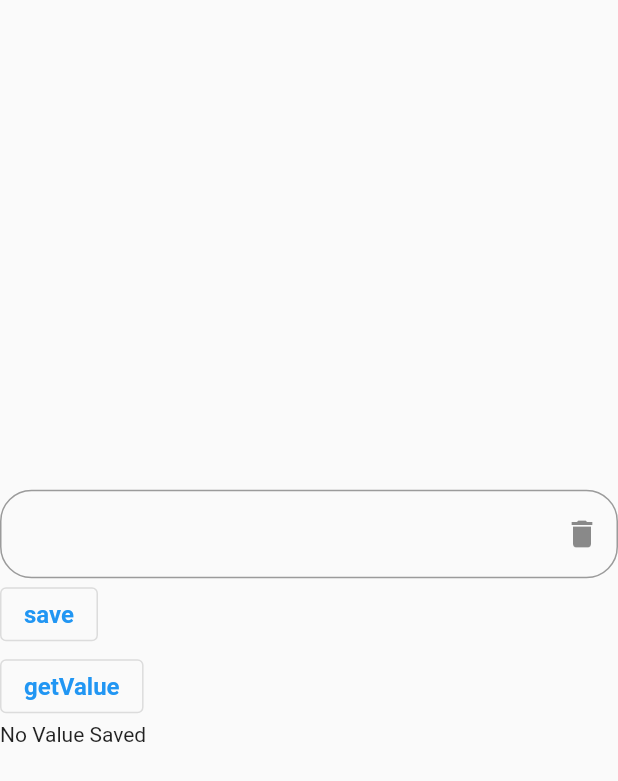
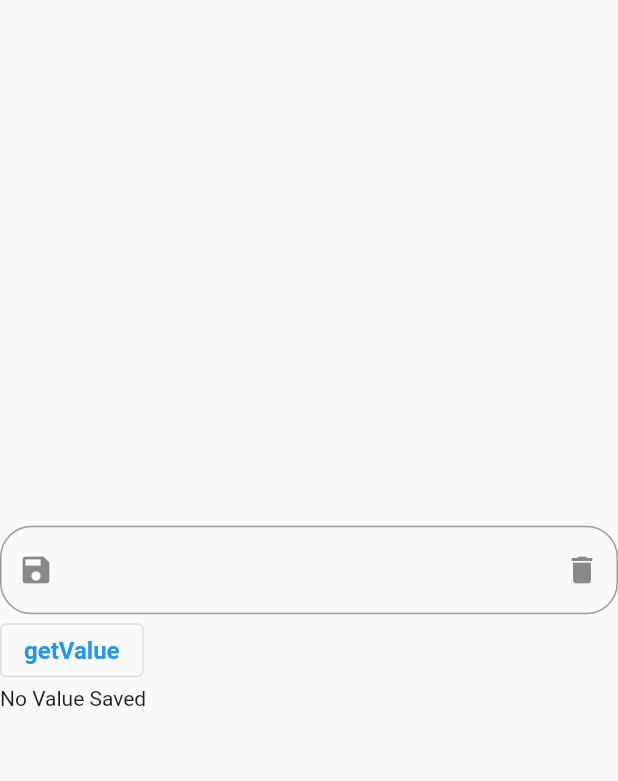
Before and after one commit to panchaniurvisha/my_new_app, a Flutter app: the screen it shows after launch, on a phone screen of 412 x 824 dp. Shown: the top 781 px of the screen. Run offline on Flutter 3.47's test engine with Material 2 defaults, Android fonts, the phone set to English and light mode, and no system bars; our stand-ins replace fluttertoast, image_picker, shared_preferences, video_player; missing offline and left inert: cropperx.

Commit message:
"8/2/2023"

```diff
--- a/lib/sharepreference_screen_two.dart
+++ b/lib/sharepreference_screen_two.dart
@@ -36,6 +36,12 @@ class _SharePreferenceScreenTwoState extends State<SharePreferenceScreenTwo> {
         TextField(
           controller: nameController,
           decoration: InputDecoration(
+            prefixIcon: IconButton(
+              icon: Icon(Icons.save),
+              onPressed: () {
+                prefs!.setString(keyName, nameController.text);
+              },
+            ),
             suffixIcon: IconButton(
               icon: Icon(Icons.delete),
               onPressed: () {
@@ -46,12 +52,6 @@ class _SharePreferenceScreenTwoState extends State<SharePreferenceScreenTwo> {
             border: OutlineInputBorder(borderRadius: BorderRadius.circular(21)),
           ),
         ),
-        OutlinedButton(
-            onPressed: () {
-              prefs!.setString(keyName, nameController.text);
-            },
-            child: const Text("save",
-                style: TextStyle(fontWeight: FontWeight.bold, fontSize: 16))),
         OutlinedButton(
             onPressed: () {
               var getName = prefs!.getString(keyName);
```
